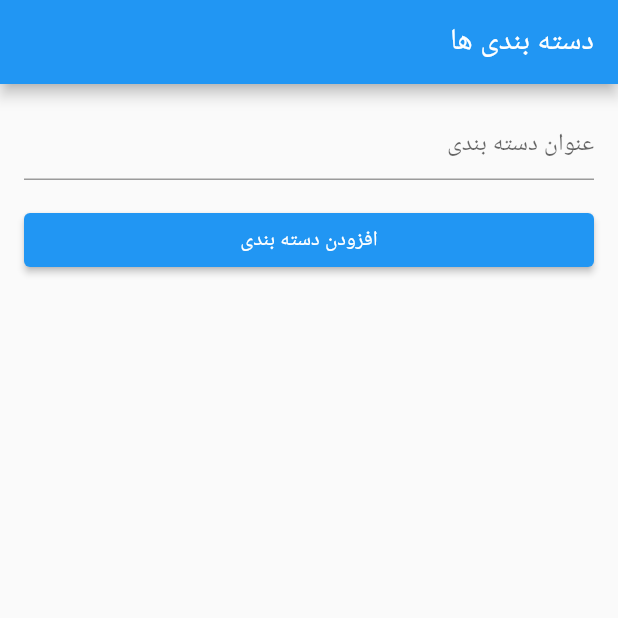
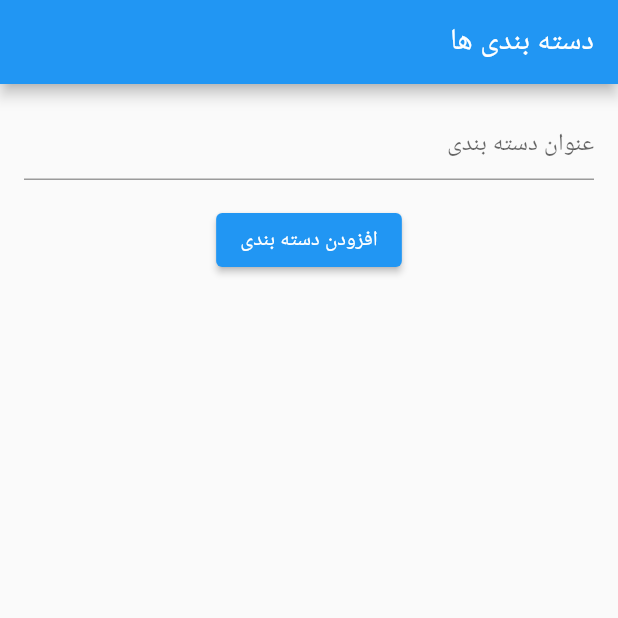
Before and after one commit to FastFeed-ir/Owner_Register-Frontend, a Flutter app: the screen it shows after launch, on a phone screen of 412 x 824 dp, the top half of it. Run offline on Flutter 3.47's test engine with Material 2 defaults, Android fonts, the phone set to English and light mode, and no system bars.

Commit message:
fix(categories) : fix size of main column

```diff
--- a/lib/view/categories/components/categories_item.dart
+++ b/lib/view/categories/components/categories_item.dart
@@ -32,7 +32,7 @@ class CategoriesItemState extends State<CategoriesItem> {
       body: Padding(
         padding: const EdgeInsets.all(16.0),
         child: Column(
-          crossAxisAlignment: CrossAxisAlignment.stretch,
+          mainAxisSize: MainAxisSize.min,
           children: [
             TextField(
               controller: _collectionTitleController,
```
